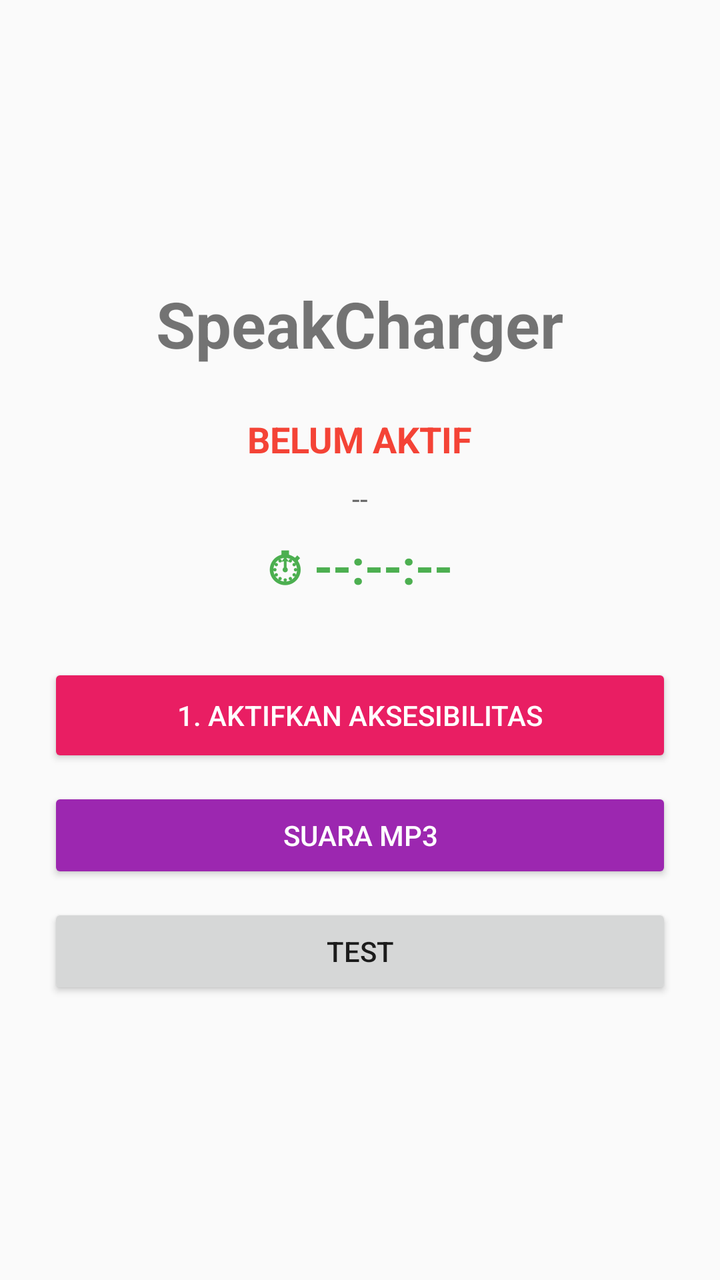
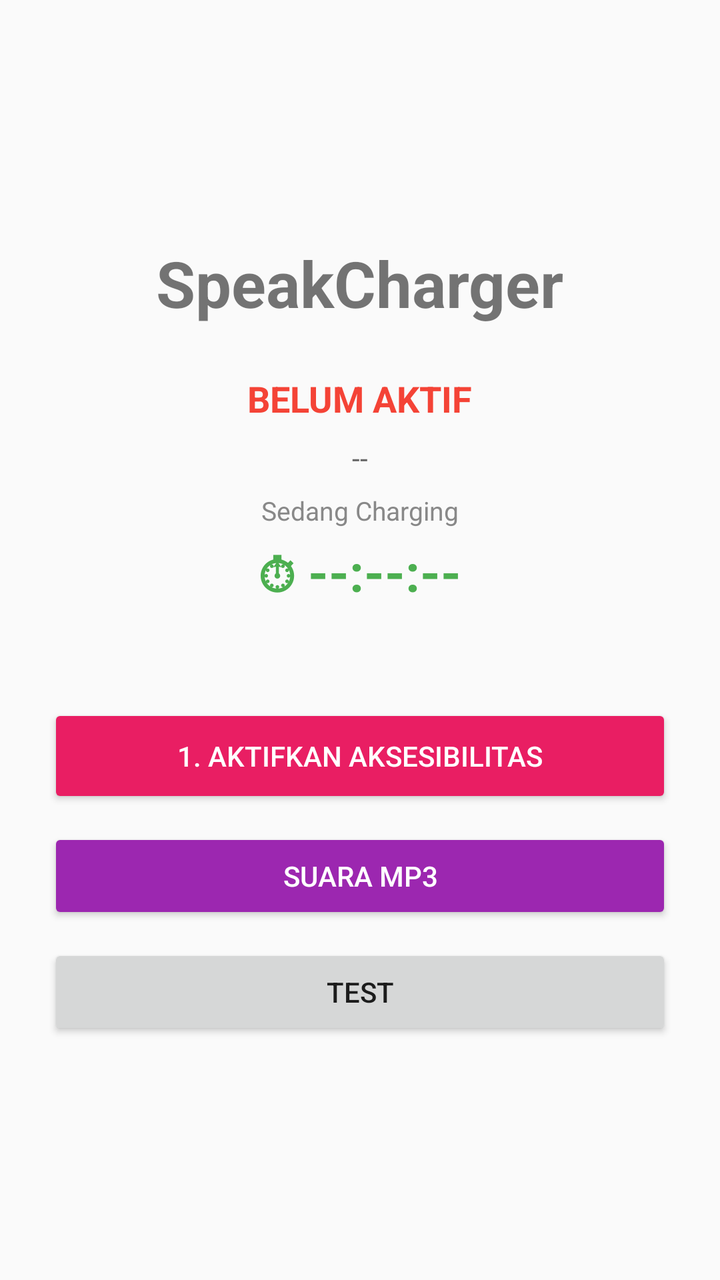

Compare the two renders of this Android layout. The source of the first and the diff that turns it into the second are given below.
<!-- AndroidManifest.xml: application theme Theme.AppCompat.Light.DarkActionBar -->
<!-- res/layout/activity_main.xml -->
<?xml version="1.0" encoding="utf-8"?>
<LinearLayout xmlns:android="http://schemas.android.com/apk/res/android"
    android:layout_width="match_parent"
    android:layout_height="match_parent"
    android:orientation="vertical"
    android:padding="24dp"
    android:gravity="center">

    <TextView
        android:text="SpeakCharger"
        android:textSize="32sp"
        android:textStyle="bold"
        android:layout_marginBottom="24dp"
        android:layout_width="wrap_content"
        android:layout_height="wrap_content"/>

    <TextView
        android:id="@+id/tvAccessStatus"
        android:text="BELUM AKTIF"
        android:textSize="18sp"
        android:textStyle="bold"
        android:textColor="#F44336"
        android:layout_marginBottom="8dp"
        android:layout_width="wrap_content"
        android:layout_height="wrap_content"/>

    <TextView
        android:id="@+id/tvBattery"
        android:text="--"
        android:textSize="14sp"
        android:textColor="#666666"
        android:layout_marginBottom="8dp"
        android:layout_width="wrap_content"
        android:layout_height="wrap_content"/>

    <TextView
        android:id="@+id/tvTimer"
        android:text="⏱ --:--:--"
        android:textSize="24sp"
        android:textStyle="bold"
        android:textColor="#4CAF50"
        android:layout_marginBottom="32dp"
        android:layout_width="wrap_content"
        android:layout_height="wrap_content"/>

    <Button
        android:id="@+id/btnAccessibility"
        android:text="1. Aktifkan Aksesibilitas"
        android:textSize="14sp"
        android:textColor="#FFFFFF"
        android:backgroundTint="#E91E63"
        android:layout_width="match_parent"
        android:layout_height="52dp"
        android:layout_marginBottom="10dp"/>

    <Button
        android:id="@+id/btnSettings"
        android:text="Suara MP3"
        android:textSize="14sp"
        android:textColor="#FFFFFF"
        android:backgroundTint="#9C27B0"
        android:layout_width="match_parent"
        android:layout_height="48dp"
        android:layout_marginBottom="10dp"/>

    <Button
        android:id="@+id/btnTest"
        android:text="Test"
        android:textSize="14sp"
        android:layout_width="match_parent"
        android:layout_height="48dp"/>

</LinearLayout>
<!-- resources referenced by this layout -->
<resources>

</resources>

<!-- the commit's change to res/layout/activity_main.xml (unified diff, before → after) -->
@@ -34,13 +34,33 @@
         android:layout_height="wrap_content"/>
 
     <TextView
+        android:id="@+id/tvTimerLabel"
+        android:text="Sedang Charging"
+        android:textSize="13sp"
+        android:textColor="#888888"
+        android:layout_marginBottom="4dp"
+        android:layout_width="wrap_content"
+        android:layout_height="wrap_content"/>
+
+    <TextView
         android:id="@+id/tvTimer"
         android:text="⏱ --:--:--"
-        android:textSize="24sp"
+        android:textSize="26sp"
         android:textStyle="bold"
         android:textColor="#4CAF50"
-        android:layout_marginBottom="32dp"
+        android:layout_marginBottom="8dp"
         android:layout_width="wrap_content"
+        android:layout_height="wrap_content"/>
+
+    <TextView
+        android:id="@+id/tvLastSession"
+        android:text=""
+        android:textSize="12sp"
+        android:textColor="#9E9E9E"
+        android:gravity="center"
+        android:lineSpacingExtra="3dp"
+        android:layout_marginBottom="24dp"
+        android:layout_width="match_parent"
         android:layout_height="wrap_content"/>
 
     <Button
